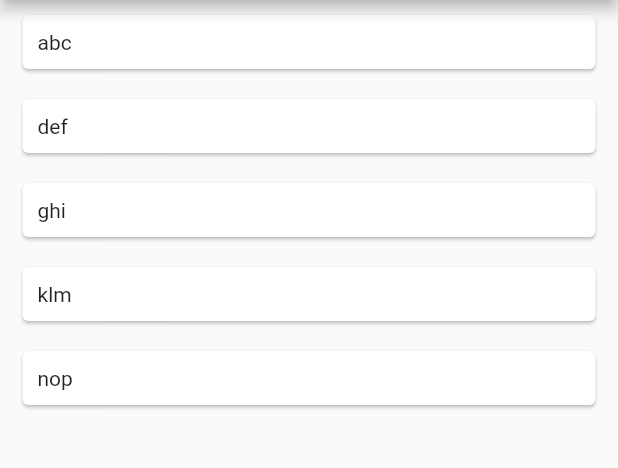
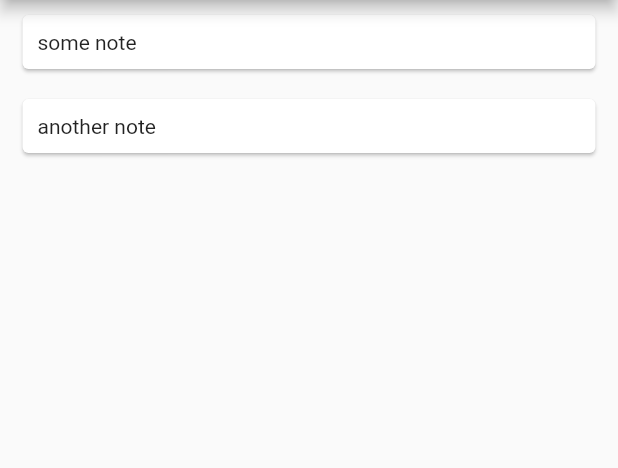
Before and after one commit to BezawitTesfaye/Todo, a Flutter app: the screen it shows after launch, on a phone screen of 412 x 824 dp, the part 84-552 px from its top. Run offline on Flutter 3.47's test engine with Material 2 defaults, Android fonts, the phone set to English and light mode, and no system bars.

Commit message:
code refactored

```diff
--- a/lib/main.dart
+++ b/lib/main.dart
@@ -1,4 +1,5 @@
 import 'package:flutter/material.dart';
+import 'package:todo/todo_model.dart';
 
 void main() {
   runApp(const MyApp());
@@ -21,8 +22,13 @@ class MyApp extends StatelessWidget {
 }
 
 class Todo extends StatelessWidget {
+  // Todo(String s, {Key? key}) : super(key: key);
   Todo({Key? key}) : super(key: key);
-   List<String> items=["abc", "def", "ghi", "klm", "nop"];
+   // List<String> items=["abc", "def", "ghi", "klm", "nop"];
+  final List<TodoNote> todoNotes = [
+    TodoNote('some note', 'Beza'),
+    TodoNote('another note', 'Achileas')
+  ];
 
   @override
   Widget build(BuildContext context) {
@@ -33,14 +39,14 @@ class Todo extends StatelessWidget {
       body: ListView.builder(
         itemBuilder: (context, index) {
           return Card(
-            key: ValueKey(items[index]),
+            key: ValueKey(todoNotes[index]),
             margin: const EdgeInsets.symmetric(vertical: 10, horizontal: 15),
             child: Padding(
                 padding: const EdgeInsets.all(10),
-                child: Text(items[index])),
+                child: Text(todoNotes[index].note)),
           );
         },
-        itemCount: items.length,
+        itemCount: todoNotes.length,
       ),
     );
   }
--- a/lib/todo_model.dart
+++ b/lib/todo_model.dart
@@ -1,6 +1,10 @@
-class Todo {
+/*
+  Class name conflict
+  Todo class to TodoNote
+*/
+class TodoNote {
   final String note;
   final String noteOwner;
 
-  Todo(this.note, this.noteOwner);
+  TodoNote(this.note, this.noteOwner);
 }
```
